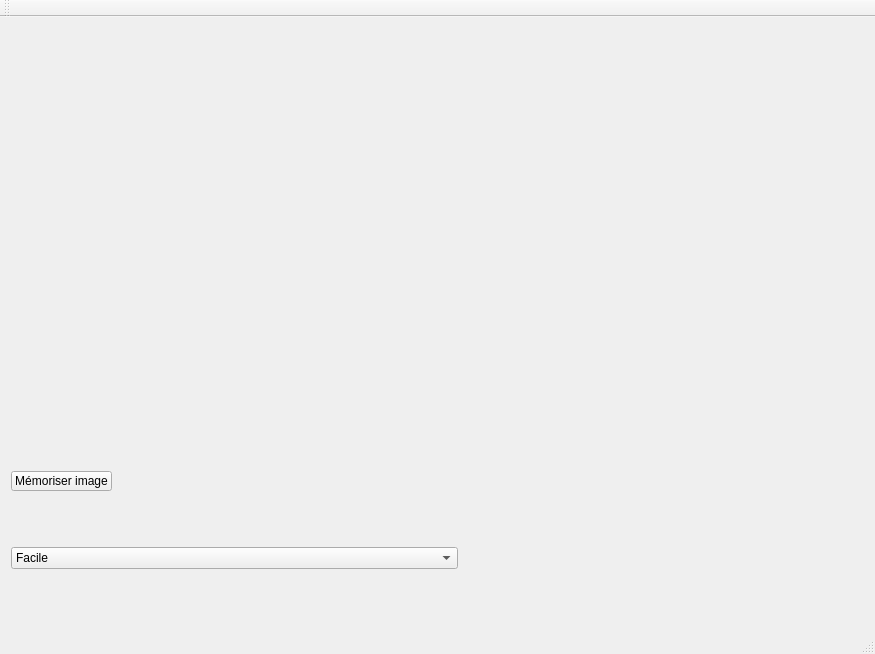
Before: the Qt Designer form mainwindow.ui in VincentBattu/trebuchet, drawn with Qt 5.
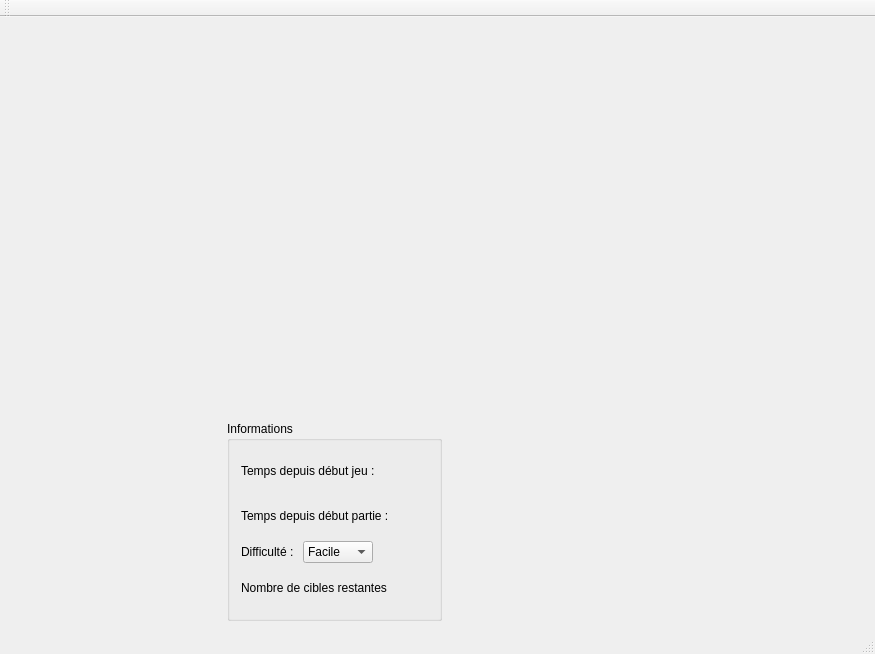
After: the same form once the commit is applied. Custom widgets are drawn as their Qt base class.

Commit message: Caméra gérer indépendamment, sans bouton

The edit to the form file:
```diff
--- a/mainwindow.ui
+++ b/mainwindow.ui
@@ -20,7 +20,7 @@
    <string>MainWindow</string>
   </property>
   <widget class="QWidget" name="centralWidget">
-   <layout class="QVBoxLayout" name="verticalLayout_2">
+   <layout class="QVBoxLayout" name="verticalLayout_3">
     <item>
      <widget class="GLWindow" name="widget" native="true">
       <property name="sizePolicy">
@@ -40,30 +40,91 @@
      </widget>
     </item>
     <item>
-     <layout class="QHBoxLayout" name="horizontalLayout">
+     <layout class="QVBoxLayout" name="verticalLayout_2">
       <item>
+       <widget class="QLabel" name="information">
+        <property name="text">
+         <string/>
+        </property>
+        <property name="alignment">
+         <set>Qt::AlignCenter</set>
+        </property>
+       </widget>
+      </item>
+      <item>
+       <layout class="QHBoxLayout" name="horizontalLayout_5">
+        <item>
+         <spacer name="horizontalSpacer_3">
+          <property name="orientation">
+           <enum>Qt::Horizontal</enum>
+          </property>
+          <property name="sizeHint" stdset="0">
+           <size>
+            <width>40</width>
+            <height>20</height>
+           </size>
+          </property>
+         </spacer>
+        </item>
+        <item>
+         <widget class="QGroupBox" name="groupBox">
+          <property name="title">
+           <string>Informations</string>
+          </property>
        <layout class="QVBoxLayout" name="verticalLayout">
         <item>
-         <widget class="QPushButton" name="save">
-          <property name="sizePolicy">
-           <sizepolicy hsizetype="Maximum" vsizetype="Fixed">
-            <horstretch>0</horstretch>
-            <verstretch>0</verstretch>
-           </sizepolicy>
-          </property>
-          <property name="maximumSize">
-           <size>
-            <width>16777215</width>
-            <height>20</height>
-           </size>
-          </property>
+            <layout class="QHBoxLayout" name="horizontalLayout_2">
+             <item>
+              <widget class="QLabel" name="total_time_label">
+               <property name="text">
+                <string>Temps depuis début jeu :</string>
+               </property>
+              </widget>
+             </item>
+             <item>
+              <widget class="QLabel" name="total_time_value">
+               <property name="text">
+                <string/>
+               </property>
+              </widget>
+             </item>
+            </layout>
+           </item>
+           <item>
+            <layout class="QHBoxLayout" name="horizontalLayout_3">
+             <item>
+              <widget class="QLabel" name="game_time_label">
           <property name="text">
-           <string>Mémoriser image</string>
+                <string>Temps depuis début partie : </string>
+               </property>
+              </widget>
+             </item>
+             <item>
+              <widget class="QLabel" name="game_time_value">
+               <property name="text">
+                <string/>
+               </property>
+              </widget>
+             </item>
+            </layout>
+           </item>
+           <item>
+            <layout class="QHBoxLayout" name="horizontalLayout">
+             <item>
+              <widget class="QLabel" name="difficulty_label">
+               <property name="text">
+                <string>Difficulté : </string>
           </property>
          </widget>
         </item>
         <item>
          <widget class="QComboBox" name="difficulty">
+               <property name="maximumSize">
+                <size>
+                 <width>70</width>
+                 <height>16777215</height>
+                </size>
+               </property>
           <item>
            <property name="text">
             <string>Facile</string>
@@ -81,7 +142,54 @@
           </item>
          </widget>
         </item>
-       </layout>
+             <item>
+              <spacer name="horizontalSpacer">
+               <property name="orientation">
+                <enum>Qt::Horizontal</enum>
+               </property>
+               <property name="sizeHint" stdset="0">
+                <size>
+                 <width>40</width>
+                 <height>20</height>
+                </size>
+               </property>
+              </spacer>
+             </item>
+            </layout>
+           </item>
+           <item>
+            <layout class="QHBoxLayout" name="horizontalLayout_4">
+             <item>
+              <widget class="QLabel" name="target_remainding_label">
+               <property name="text">
+                <string>Nombre de cibles restantes</string>
+               </property>
+              </widget>
+             </item>
+             <item>
+              <widget class="QLabel" name="targetremainding_value">
+               <property name="text">
+                <string/>
+               </property>
+              </widget>
+             </item>
+            </layout>
+           </item>
+          </layout>
+         </widget>
+        </item>
+        <item>
+         <spacer name="horizontalSpacer_2">
+          <property name="orientation">
+           <enum>Qt::Horizontal</enum>
+          </property>
+          <property name="sizeHint" stdset="0">
+           <size>
+            <width>40</width>
+            <height>20</height>
+           </size>
+          </property>
+         </spacer>
       </item>
       <item>
        <widget class="QLabel" name="camera">
@@ -111,6 +219,18 @@
      </layout>
     </item>
    </layout>
+    </item>
+   </layout>
+   <zorder>widget</zorder>
+   <zorder>difficulty_label</zorder>
+   <zorder>total_time_label</zorder>
+   <zorder>total_time_value</zorder>
+   <zorder>total_time_label</zorder>
+   <zorder>groupBox</zorder>
+   <zorder>horizontalSpacer_2</zorder>
+   <zorder>target_remainding_label</zorder>
+   <zorder>targetremainding_value</zorder>
+   <zorder>information</zorder>
   </widget>
   <widget class="QMenuBar" name="menuBar">
    <property name="geometry">
```
Left out of the diff: 2 changed lines with no effect on the pictures. Lines whose indentation alone changed are shown as unchanged. The commit also changes 5 other files.
